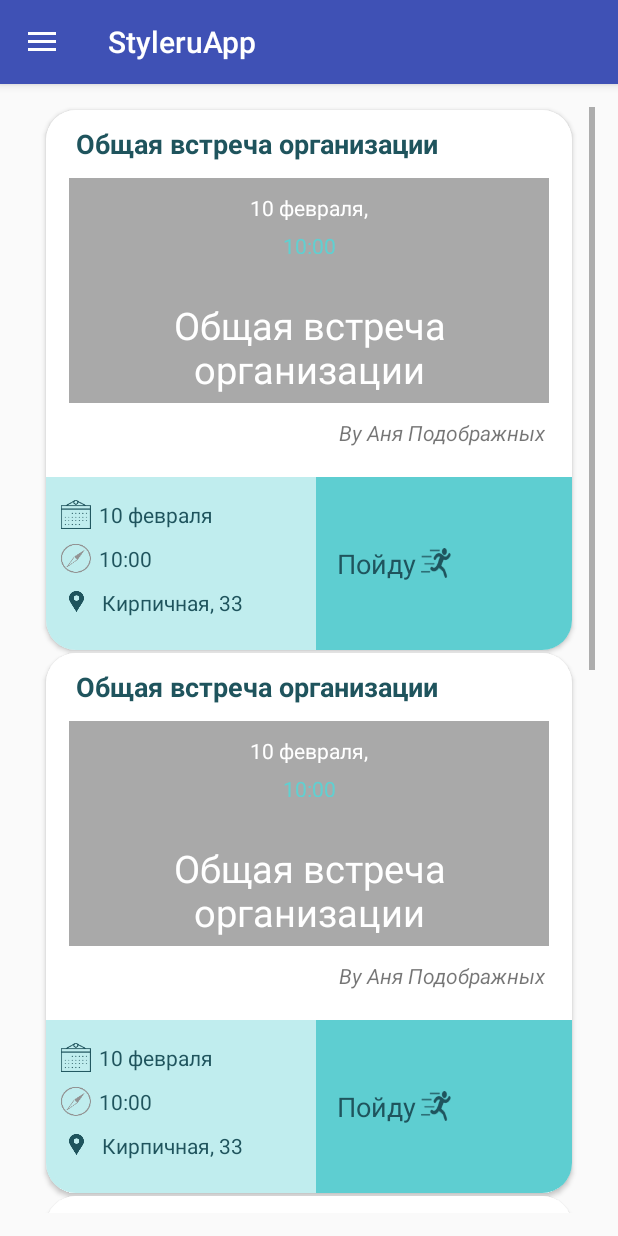
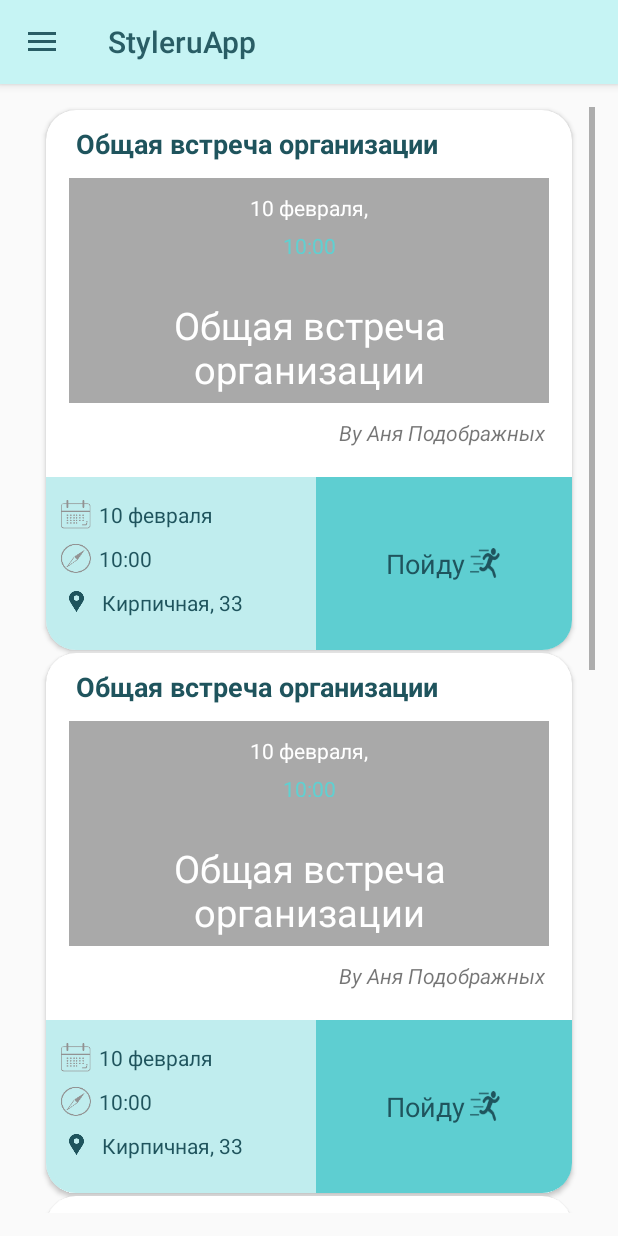
Before and after one commit to Tetawex/StyleruApp, an Android app: the screen it shows after launch (MainActivity), in the side drawer, after a tap on "Мероприятия", on a phone screen of 412 x 824 dp. Run offline under Robolectric (Android 15) with nearby library versions, the phone set to English and light mode, and no system bars; 1 statement that could not run was skipped.

Commit message:
Исправлено центрирвание кнопки "Пойду", сменены цвета приложения в теме. Требуется исправить проблему отбрасывания тени тулбаром на статус бар

```diff
--- a/app/src/main/res/layout/card_events.xml
+++ b/app/src/main/res/layout/card_events.xml
@@ -16,7 +16,7 @@
             android:layout_width="match_parent"
             android:paddingTop="10dp"
             android:layout_height="35dp"
-            android:background="@drawable/topround"
+
             android:text="Общая встреча организации"
             android:textSize="18dp"
             android:textColor="#1f545d"
@@ -83,7 +83,7 @@
                         android:layout_width="20dp"
                         android:layout_marginLeft="10dp"
                         android:layout_height="match_parent"
-                        android:background="@drawable/calendar"/>
+                        android:background="@drawable/monthly_calendar"/>
                 <TextView
 
                     android:layout_width="match_parent"
@@ -140,12 +140,16 @@
                 android:layout_height="match_parent"
                 android:background="@drawable/rightbotround"
                 android:orientation="horizontal">
+                <Space
+                    android:layout_width="0dp"
+                    android:layout_height="0dp"
+                    android:layout_weight="1"/>
             <TextView
                 android:layout_gravity="center"
                 android:gravity="center"
                 android:textColor="#1f545d"
                 android:paddingLeft="10dp"
-                android:textSize="18dp"
+                android:textSize="18sp"
                 android:layout_width="70dp"
 
                 android:layout_height="match_parent"
@@ -157,9 +161,13 @@
                     android:layout_height="20dp"
                     android:layout_gravity="center"
                     android:background="@drawable/run_baybe"/>
+                <Space
+                    android:layout_width="0dp"
+                    android:layout_height="0dp"
+                    android:layout_weight="1"/>
 
             </LinearLayout>
-            </LinearLayout>
+        </LinearLayout>
 
 
 
--- a/app/src/main/res/values/colors.xml
+++ b/app/src/main/res/values/colors.xml
@@ -1,6 +1,8 @@
 <?xml version="1.0" encoding="utf-8"?>
 <resources>
-    <color name="colorPrimary">#3F51B5</color>
-    <color name="colorPrimaryDark">#303F9F</color>
-    <color name="colorAccent">#FF4081</color>
+    <color name="colorPrimary">#C6F4F4</color>
+    <color name="colorPrimaryDark">#7CD2D2</color>
+    <color name="colorAccent">#2DC6C4</color>
+
+    <color name="colorDarkCyan">#295D65</color>
 </resources>
--- a/app/src/main/res/values/styles.xml
+++ b/app/src/main/res/values/styles.xml
@@ -25,8 +25,13 @@
         <!--<item name="android:imeActionId">6</item>-->
     <!--</style>-->
 
-    <style name="AppTheme.AppBarOverlay" parent="ThemeOverlay.AppCompat.Dark.ActionBar" />
+    <style name="AppTheme.AppBarOverlay" parent="ThemeOverlay.AppCompat.Dark.ActionBar">
+        <item name="android:textColorPrimary">@color/colorDarkCyan</item>
+        <item name="android:textColorSecondary">@color/colorDarkCyan</item>
+        <item name="actionMenuTextColor">@color/colorDarkCyan</item>
+    </style>
 
-    <style name="AppTheme.PopupOverlay" parent="ThemeOverlay.AppCompat.Light" />
+    <style name="AppTheme.PopupOverlay" parent="ThemeOverlay.AppCompat.Light">
+    </style>
 
 </resources>
```
